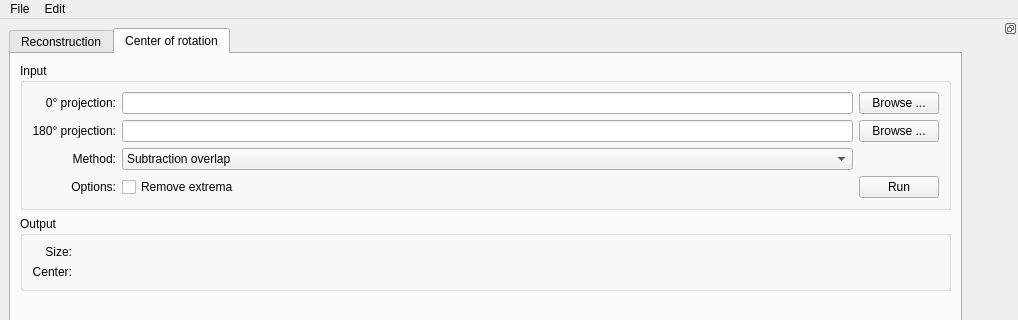
ufo-kit/tofu, file tofu/gui.ui: the form before one commit; both pictures show x 0 to 1018 and y 0 to 320 of the 1018 by 1081 pixel window.
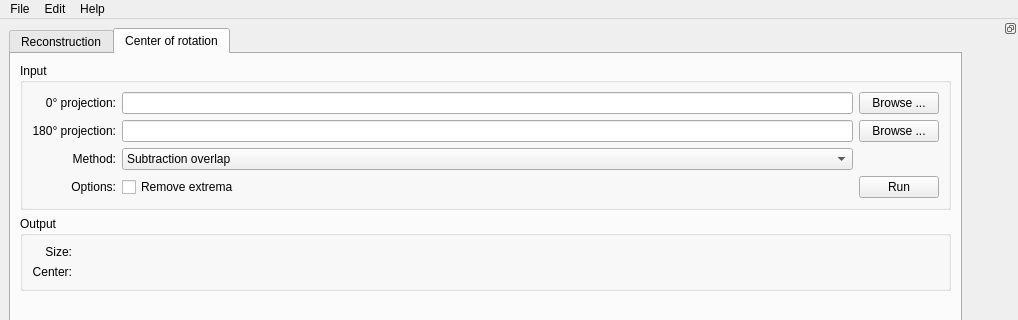
The form after the commit. The open tabs and pages were chosen to show the change.

Commit message: GUI: add about dialog

Diff of the .ui file:
```diff
--- a/tofu/gui.ui
+++ b/tofu/gui.ui
@@ -1273,8 +1273,15 @@
     <addaction name="clear_action"/>
     <addaction name="clear_output_dir_action"/>
    </widget>
+   <widget class="QMenu" name="menuHelp">
+    <property name="title">
+     <string>Help</string>
+    </property>
+    <addaction name="about_action"/>
+   </widget>
    <addaction name="file_menu"/>
    <addaction name="edit_menu"/>
+   <addaction name="menuHelp"/>
   </widget>
   <widget class="QDockWidget" name="slice_dock">
    <property name="features">
```
Left out of the diff: 9 changed lines with no effect on the pictures. The commit also changes 1 other file.
